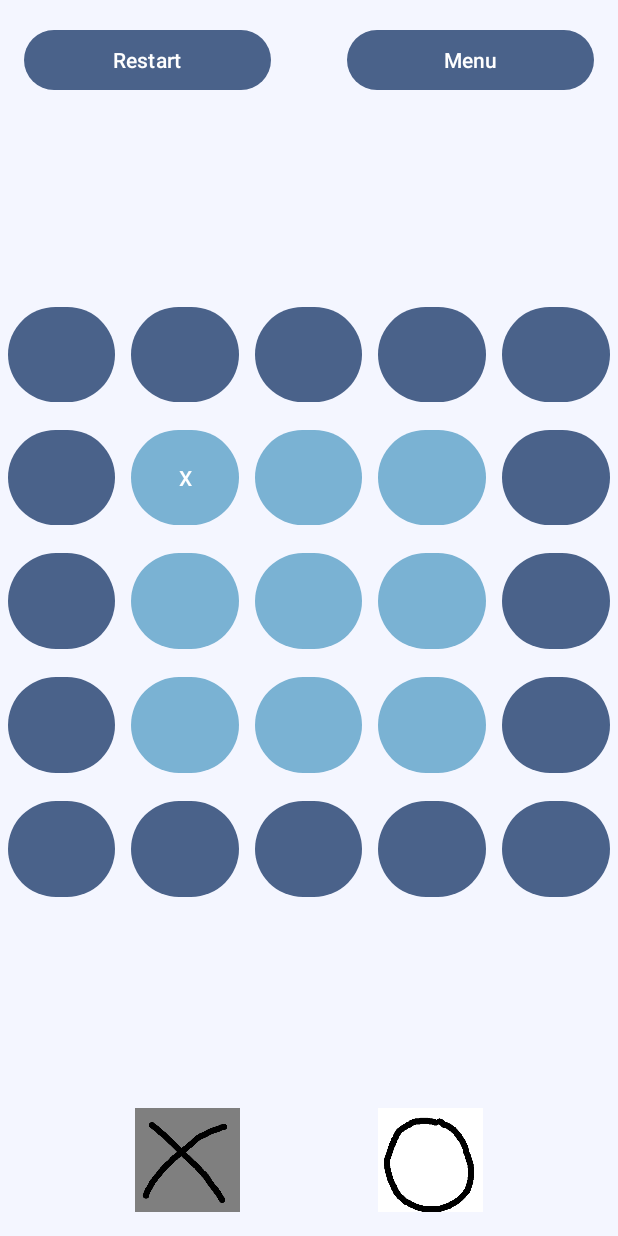
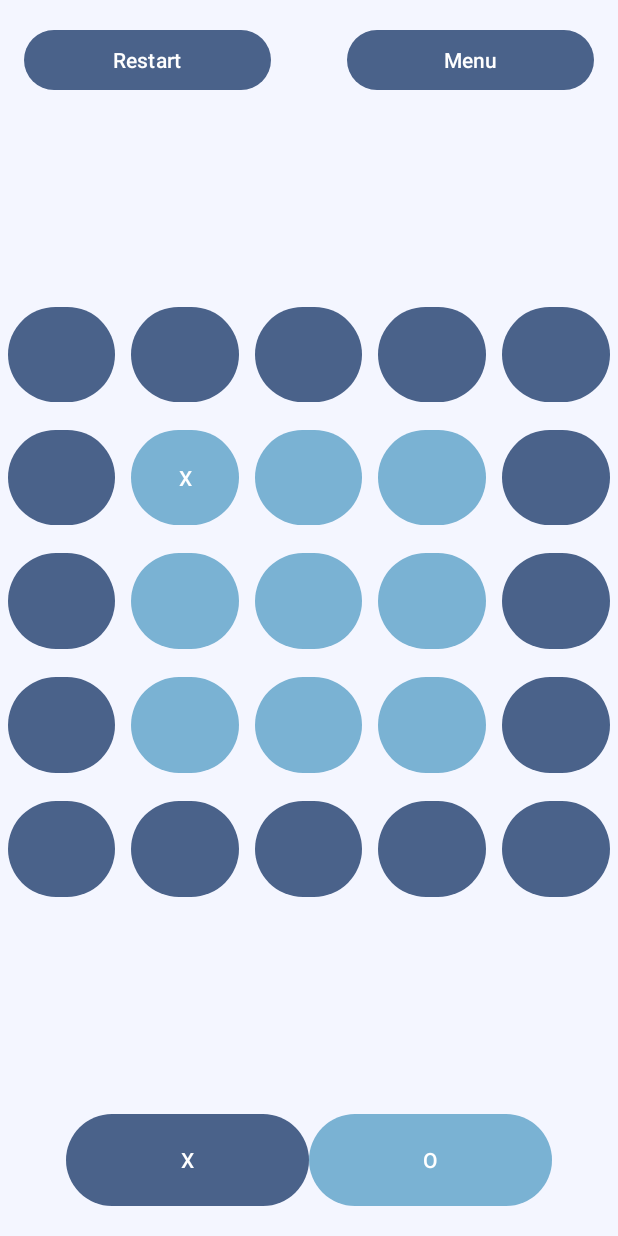
Before and after one commit to AleksandraTremba/Tic-Tac-Two-game, an Android app: the screen it shows after launch (MainActivity), after a tap on an icon or button, on a phone screen of 412 x 824 dp. Run offline under Robolectric (Android 15) with nearby library versions, the phone set to English and light mode, and no system bars.

Commit message:
added buttons to show turn

```diff
--- a/app/src/main/java/com/taltech/ee/tic_tac_two/MainActivity.kt
+++ b/app/src/main/java/com/taltech/ee/tic_tac_two/MainActivity.kt
@@ -15,8 +15,8 @@ class MainActivity : AppCompatActivity() {
     private val buttonMap = mutableMapOf<Int, Button>()
     private var currentPlayer = "X"
     private val gameState = Array(5) { Array(5) { "" } }
-    private lateinit var imageViewX: ImageView
-    private lateinit var imageViewO: ImageView
+    private lateinit var imageViewX: Button
+    private lateinit var imageViewO: Button
     private var currentGridCenter = 13
 
     override fun onCreate(savedInstanceState: Bundle?) {
@@ -29,8 +29,8 @@ class MainActivity : AppCompatActivity() {
             insets
         }
 
-        imageViewX = findViewById(R.id.imageView)
-        imageViewO = findViewById(R.id.imageView2)
+        imageViewX = findViewById<Button>(R.id.x_button)
+        imageViewO = findViewById<Button>(R.id.o_button)
         updatePlayerImages()
 
         val menuButton = findViewById<Button>(R.id.menuButton)
@@ -63,12 +63,19 @@ class MainActivity : AppCompatActivity() {
     }
 
     private fun updatePlayerImages() {
+        val buttonColor = TypedValue().apply {
+            theme.resolveAttribute(com.google.android.material.R.attr.colorPrimary, this, true)
+        }.data
+
+        val buttonColorGrid = TypedValue().apply {
+            theme.resolveAttribute(com.google.android.material.R.attr.colorSecondary, this, true)
+        }.data
         if (currentPlayer == "X") {
-            imageViewX.setImageResource(R.drawable.x_active) // Set active for player X
-            imageViewO.setImageResource(R.drawable.o_notactive) // Set inactive for player O
+            imageViewX.setBackgroundColor(buttonColorGrid) // Set active for player X
+            imageViewO.setBackgroundColor(buttonColor) // Set inactive for player O
         } else {
-            imageViewX.setImageResource(R.drawable.x_notactive) // Set inactive for player X
-            imageViewO.setImageResource(R.drawable.o_active) // Set active for player O
+            imageViewX.setBackgroundColor(buttonColor) // Set inactive for player X
+            imageViewO.setBackgroundColor(buttonColorGrid) // Set active for player O
         }
     }
 
--- a/app/src/main/res/layout-land/activity_main.xml
+++ b/app/src/main/res/layout-land/activity_main.xml
@@ -362,7 +362,7 @@
         app:layout_constraintTop_toBottomOf="@+id/menuButton">
 
         <ImageView
-            android:id="@+id/imageView3"
+            android:id="@+id/x_button"
             android:layout_width="wrap_content"
             android:layout_height="0dp"
             android:layout_weight="2"
@@ -374,7 +374,7 @@
             android:layout_weight="1" />
 
         <ImageView
-            android:id="@+id/imageView4"
+            android:id="@+id/o_button"
             android:layout_width="wrap_content"
             android:layout_height="0dp"
             android:layout_weight="2"
--- a/app/src/main/res/layout/activity_main.xml
+++ b/app/src/main/res/layout/activity_main.xml
@@ -385,19 +385,22 @@
         app:layout_constraintEnd_toEndOf="parent"
         app:layout_constraintStart_toStartOf="parent">
 
-        <ImageView
-            android:id="@+id/imageView"
+        <Button
+            android:id="@+id/x_button"
             android:layout_width="0dp"
             android:layout_height="match_parent"
             android:layout_weight="2"
-            tools:srcCompat="@tools:sample/avatars" />
+            android:text="X"
+            android:padding="16dp" />
 
-        <ImageView
-            android:id="@+id/imageView2"
+        <Button
+            android:id="@+id/o_button"
             android:layout_width="0dp"
             android:layout_height="match_parent"
             android:layout_weight="2"
-            tools:srcCompat="@tools:sample/avatars" />
+            android:text="O"
+            android:padding="16dp" />
+
     </LinearLayout>
 
 
```
